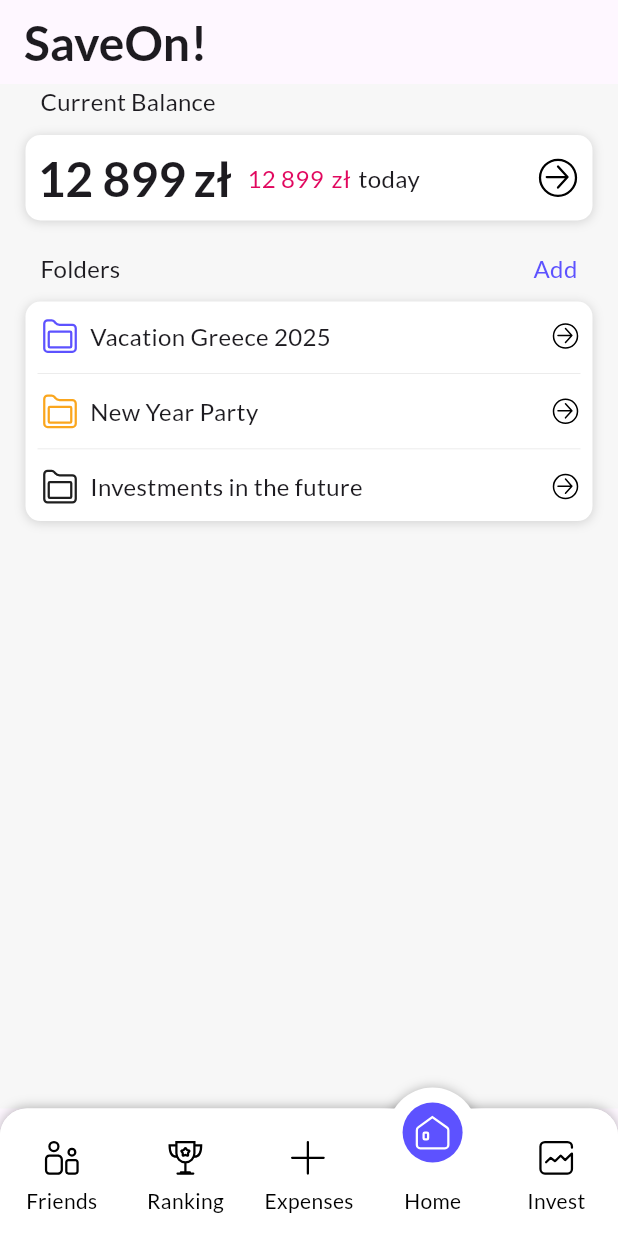
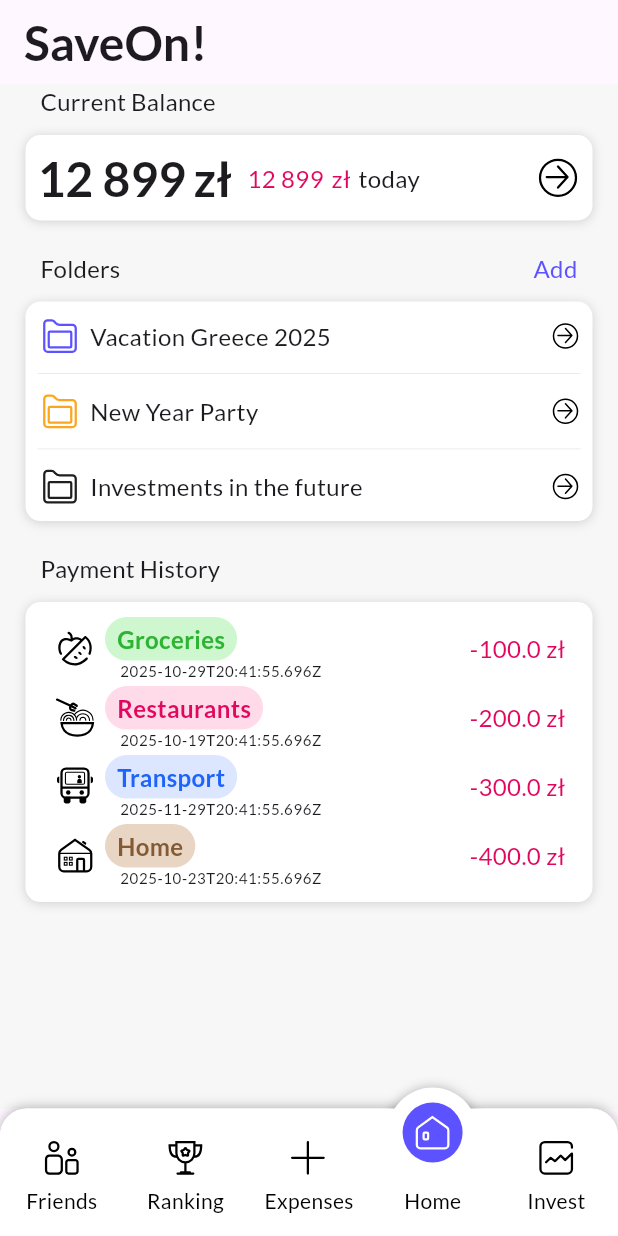
Before and after one commit to poleheshko/saveon_frontend, a Flutter app: the screen it shows after launch, on a phone screen of 412 x 824 dp. Run offline on Flutter 3.47's test engine with Material 3 defaults, Android fonts, the light colour scheme and no system bars; our stand-ins replace calendar_date_picker2, flutter_svg, google_fonts.

Commit message:
Started to do payment_history_short.dart and transaction_prefab.dart , left to create correct list and mocked data ready

```diff
--- /dev/null
+++ b/lib/data/transactions_mocked_data.dart
@@ -0,0 +1,50 @@
+import 'dart:ui';
+
+import 'category_info.dart';
+
+class TransactionsMockedData {
+  final int categoryId;
+  final String transactionName;
+  final String date;
+  final double amount;
+
+  TransactionsMockedData({
+    required this.categoryId,
+    required this.transactionName,
+    required this.date,
+    required this.amount
+  });
+}
+
+List<TransactionsMockedData> ListTransactionsMockedData = [
+  TransactionsMockedData(
+    categoryId: 1,
+    transactionName: "Groceries",
+    date: "2025-10-29T20:41:55.696Z",
+    amount: 100.0,
+  ),
+  TransactionsMockedData(
+    categoryId: 2,
+    transactionName: "Restaurants",
+    date: "2025-10-19T20:41:55.696Z",
+    amount: 200.0,
+  ),
+  TransactionsMockedData(
+    categoryId: 3,
+    transactionName: "Transport",
+    date: "2025-11-29T20:41:55.696Z",
+    amount: 300.0,
+  ),
+  TransactionsMockedData(
+    categoryId: 4,
+    transactionName: "Home",
+    date: "2025-10-23T20:41:55.696Z",
+    amount: 400.0,
+  ),
+  TransactionsMockedData(
+    categoryId: 5,
+    transactionName: "Purchases",
+    date: "2025-10-28T20:41:55.696Z",
+    amount: 500.0,
+  ),
+];
--- a/lib/home_page.dart
+++ b/lib/home_page.dart
@@ -1,6 +1,7 @@
 import 'package:flutter/cupertino.dart';
 import 'package:saveon_frontend/models/common/common_page.dart';
 import 'package:saveon_frontend/models/home_page_models/current_balance.dart';
+import 'package:saveon_frontend/models/home_page_models/payment_history_short.dart';
 
 import 'models/home_page_models/folders/folders_class.dart';
 
@@ -18,7 +19,9 @@ class _HomePage extends State<HomePage> {
     return CommonPage(commonPageContent: [
       CurrentBalance(),
       const SizedBox(height: 20),
-      FoldersClass()
+      FoldersClass(),
+      const SizedBox(height: 20),
+      PaymentHistoryShort(),
     ]
     );
   }
--- /dev/null
+++ b/lib/models/home_page_models/payment_history_short.dart
@@ -0,0 +1,31 @@
+import 'package:flutter/cupertino.dart';
+import 'package:saveon_frontend/models/common/saveon_section.dart';
+import 'package:saveon_frontend/models/home_page_models/transaction_prefab.dart';
+
+class PaymentHistoryShort extends StatefulWidget {
+  const PaymentHistoryShort({super.key});
+
+  @override
+  State<PaymentHistoryShort> createState() => _PaymentHistoryShort();
+}
+
+class _PaymentHistoryShort extends State<PaymentHistoryShort> {
+  @override
+  Widget build(BuildContext context) {
+    return SaveOnSection(
+      sectionTitle: "Payment History",
+      SaveOnSectionContent: [
+        ListView.builder(
+          padding: EdgeInsets.zero,
+          shrinkWrap: true,
+          physics: const NeverScrollableScrollPhysics(),
+
+          itemCount: 4,
+          itemBuilder: (context, index) {
+            return TransactionPrefab(transactionId: index);
+          },
+        ),
+      ],
+    );
+  }
+}
--- /dev/null
+++ b/lib/models/home_page_models/transaction_prefab.dart
@@ -0,0 +1,75 @@
+import 'package:flutter/cupertino.dart';
+import 'package:flutter/material.dart';
+import 'package:flutter_svg/flutter_svg.dart';
+
+import '../../data/category_info.dart';
+import '../../data/transactions_mocked_data.dart';
+import '../expense_page_models/expense_categories/category_label_prefab.dart';
+
+class TransactionPrefab extends StatelessWidget {
+  final int transactionId;
+
+  const TransactionPrefab({super.key, required this.transactionId});
+
+  @override
+  Widget build(BuildContext context) {
+    final transaction = ListTransactionsMockedData[transactionId];
+
+    final transactionIcon = ListExpenseCategories.firstWhere((i) => i.categoryId == ListTransactionsMockedData[transactionId].categoryId);
+
+    return Container(
+      width: double.infinity,
+      padding: const EdgeInsets.symmetric(horizontal: 10, vertical: 2),
+      child: Row(
+        mainAxisAlignment: MainAxisAlignment.spaceBetween,
+        crossAxisAlignment: CrossAxisAlignment.center,
+        children: [
+
+          // ***icon + transaction details (name and date)
+          Row(
+            mainAxisAlignment: MainAxisAlignment.start,
+            crossAxisAlignment: CrossAxisAlignment.center,
+            children: [
+
+              //***icon
+              SvgPicture.asset(transactionIcon.categoryIconPath),
+
+              const SizedBox(width: 5),
+
+              // *** transaction details (name and date)
+              Column(
+                crossAxisAlignment: CrossAxisAlignment.start,
+                children: [
+
+                  // name
+                  CategoryLabelPrefab(
+                    categoryName: transaction.transactionName,
+                    categoryLabelColor: transactionIcon.labelColor,
+                    categoryTextColor: transactionIcon.textColor,
+                  ),
+
+                  // date
+                  Container(
+                    padding: const EdgeInsets.only(left: 10),
+                    child: Text(
+                      transaction.date,
+                      style: Theme.of(context).textTheme.bodySmall,
+                    ),
+                  )
+                ]
+              )
+            ]
+          ),
+
+          // ***amount
+          Text(
+            '-${transaction.amount.toString()} zł',
+            style: Theme.of(context).textTheme.bodyMedium?.copyWith(
+              color: Color(0xFFE1075E),
+            ),
+          )
+        ]
+      ),
+    );
+  }
+}
```
